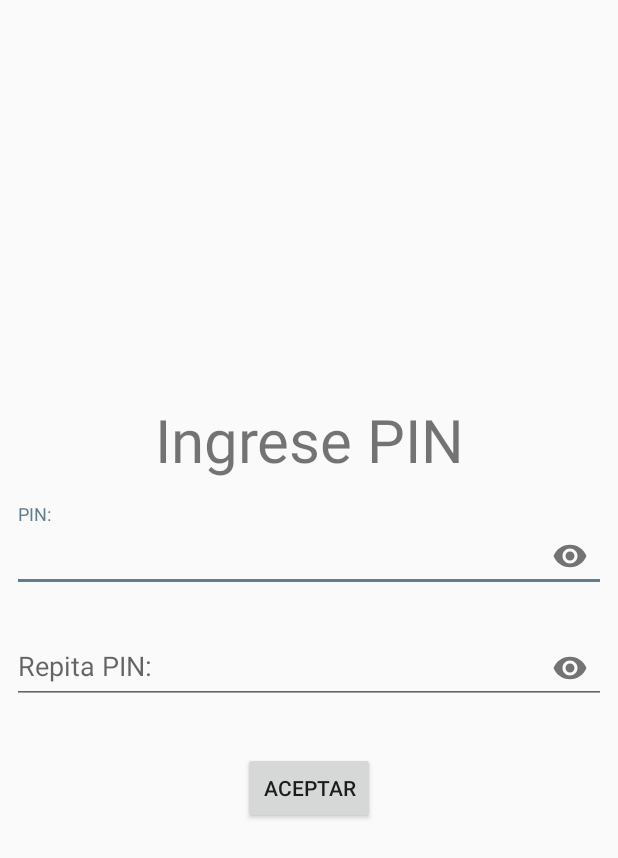
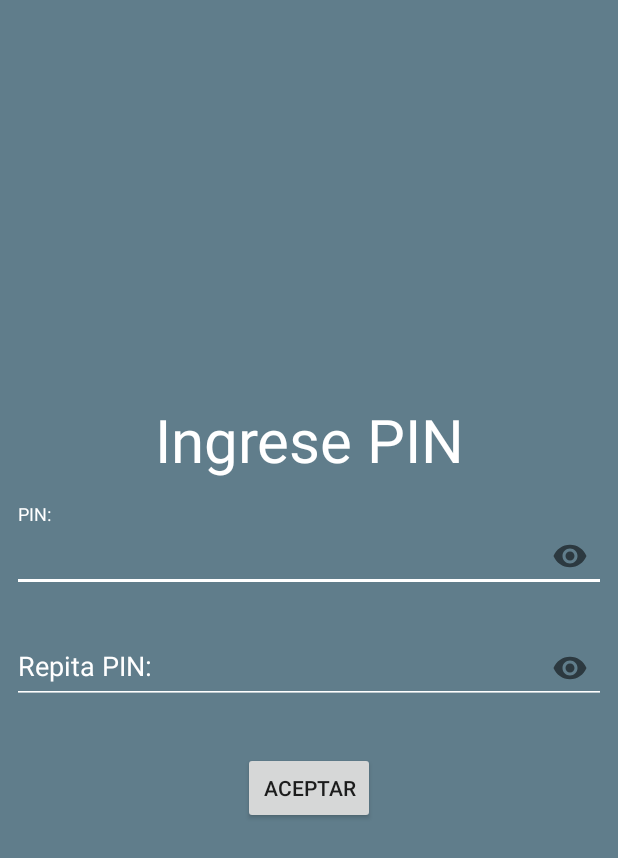
Before and after one commit to HectorSalo/datosSeguros, an Android app: the layout fragment_pin.xml on its own in the app's theme, with its tools: preview values and no code run, on a phone screen of 412 x 824 dp. Shown: the top 858 px of the screen. Run offline under Robolectric (Android 15) with nearby library versions, the phone set to English and light mode, and no system bars; Roboto replaces fonts that are not available here.

Commit message:
V.2.0.32

```diff
--- a/app/src/main/java/com/example/datossegurosFirebaseFinal/FragmentsBloqueo/HuellaFragment.java
+++ b/app/src/main/java/com/example/datossegurosFirebaseFinal/FragmentsBloqueo/HuellaFragment.java
@@ -132,11 +132,6 @@ public class HuellaFragment extends Fragment {
         void onFragmentInteraction(Uri uri);
     }
 
-    public void desbloqueoHuella() {
-
-
-
-    }
 
     public void registrarHuella() {
         if (Build.VERSION.SDK_INT >= Build.VERSION_CODES.M) {
--- a/app/src/main/res/layout/fragment_pin.xml
+++ b/app/src/main/res/layout/fragment_pin.xml
@@ -1,10 +1,11 @@
 <?xml version="1.0" encoding="utf-8"?>
 <FrameLayout xmlns:android="http://schemas.android.com/apk/res/android"
+    xmlns:app="http://schemas.android.com/apk/res-auto"
     xmlns:tools="http://schemas.android.com/tools"
     android:layout_width="match_parent"
     android:layout_height="match_parent"
-    xmlns:app="http://schemas.android.com/apk/res-auto"
-    tools:context=".PINFragment">
+    tools:context=".FragmentsBloqueo.PINFragment"
+    android:background="@color/colorAccent">
 
     <LinearLayout
         android:layout_width="match_parent"
@@ -20,7 +21,8 @@
             android:layout_height="match_parent"
             android:gravity="center"
             android:text="@string/ingresePIN"
-            android:textSize="40sp" />
+            android:textSize="40sp"
+            android:textColor="#fff"/>
 
         <com.google.android.material.textfield.TextInputLayout
             android:id="@+id/inputLayoutPIN"
@@ -32,6 +34,8 @@
             app:layout_constraintEnd_toEndOf="parent"
             app:layout_constraintStart_toStartOf="parent"
             app:layout_constraintTop_toBottomOf="@+id/titlePIN"
+            android:theme="@style/CampoTextoBlanco"
+            android:textColorHint="#fff"
             app:passwordToggleEnabled="true">
 
             <EditText
@@ -41,7 +45,8 @@
                 android:ems="10"
                 android:hint="@string/pin"
                 android:inputType="numberPassword"
-                android:maxLength="4" />
+                android:maxLength="4"
+                android:textColor="#fff"/>
         </com.google.android.material.textfield.TextInputLayout>
 
 
@@ -55,6 +60,8 @@
             app:layout_constraintEnd_toEndOf="parent"
             app:layout_constraintStart_toStartOf="parent"
             app:layout_constraintTop_toBottomOf="@+id/inputLayoutPIN"
+            android:theme="@style/CampoTextoBlanco"
+            android:textColorHint="#fff"
             app:passwordToggleEnabled="true">
 
             <EditText
@@ -64,7 +71,8 @@
                 android:ems="10"
                 android:hint="@string/repitaPIN"
                 android:inputType="numberPassword"
-                android:maxLength="4" />
+                android:maxLength="4"
+                android:textColor="#fff"/>
         </com.google.android.material.textfield.TextInputLayout>
 
 
--- a/app/src/main/res/values/strings.xml
+++ b/app/src/main/res/values/strings.xml
@@ -142,7 +142,6 @@
     <!-- TODO: Remove or change this placeholder text -->
     <string-array name="selectBloqueo">
         <item>Huella Digital</item>
-        <item>Patrón</item>
         <item>PIN</item>
         <item>Sin Bloqueo</item>
     </string-array>
```
Also changed, not shown: app/src/main/java/com/example/datossegurosFirebaseFinal/BloqueoActivity.java (+7 -3 lines), app/src/main/java/com/example/datossegurosFirebaseFinal/FragmentsBloqueo/FingerprintHandler.java (+4 -8 lines), app/src/main/java/com/example/datossegurosFirebaseFinal/FragmentsBloqueo/PINFragment.java (renamed from app/src/main/java/com/example/datossegurosFirebaseFinal/PINFragment.java, +29 -4 lines), app/src/main/java/com/example/datossegurosFirebaseFinal/MainActivity.java (+2 -15 lines).
